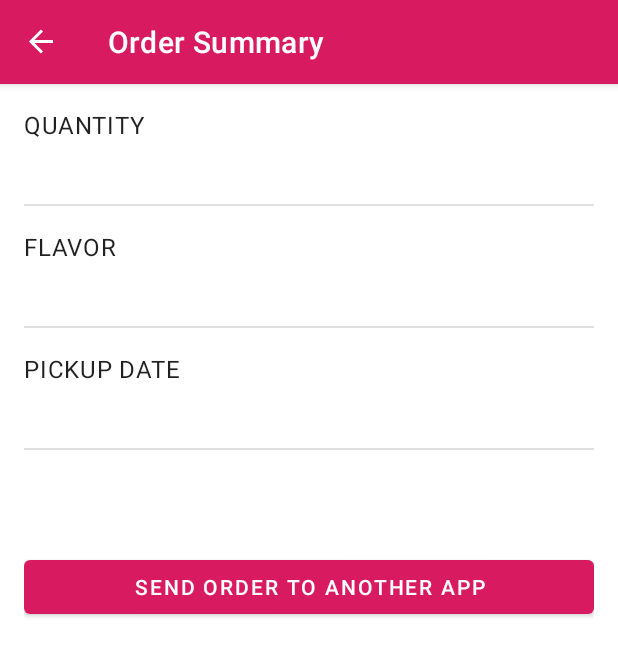
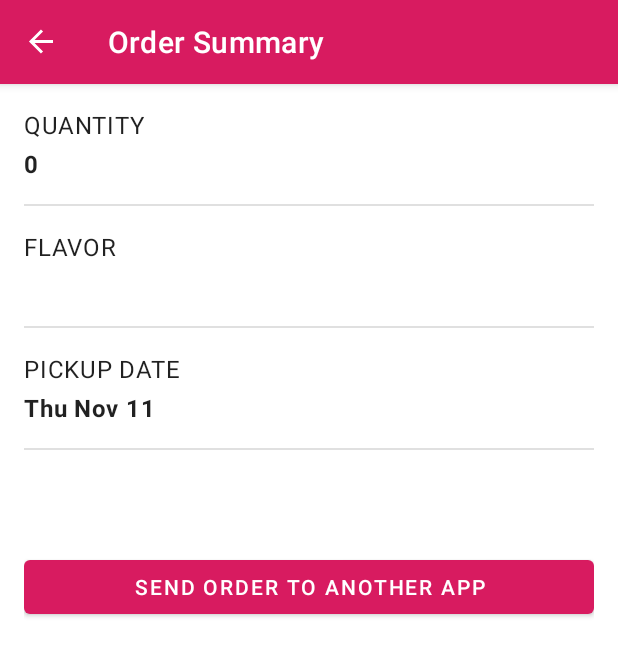
Before and after one commit to daniapm/Cupcake-App, an Android app: the SummaryFragment screen opened through its navigation route, on a phone screen of 412 x 824 dp. Shown: the top 656 px of the screen. Run offline under Robolectric (Android 15) with nearby library versions, the phone set to English and light mode, and no system bars; our stand-ins replace data binding, navigation-ui.

Commit message:
Updating summary and withdrawal slices with a view model

```diff
--- a/app/src/main/java/com/example/cupcake/model/OrderViewModel.kt
+++ b/app/src/main/java/com/example/cupcake/model/OrderViewModel.kt
@@ -3,19 +3,22 @@ package com.example.cupcake.model
 import androidx.lifecycle.LiveData
 import androidx.lifecycle.MutableLiveData
 import androidx.lifecycle.ViewModel
+import java.text.SimpleDateFormat
 import java.util.*
 
 class OrderViewModel : ViewModel(){
-    private val _quantity = MutableLiveData<Int>(0)
+    val dateOptions = getPickupOptions()
+
+    private val _quantity = MutableLiveData<Int>()
     val quantity: LiveData<Int> = _quantity
 
-    private val _flavor = MutableLiveData<String>("")
+    private val _flavor = MutableLiveData<String>()
     val flavor: LiveData<String> = _flavor
 
-    private val _date = MutableLiveData<String>("")
+    private val _date = MutableLiveData<String>()
     val date: LiveData<String> = _date
 
-    private val _price = MutableLiveData<Double>(0.0)
+    private val _price = MutableLiveData<Double>()
     val price: LiveData<Double> = _price
 
     fun setQuantity(numberCupcakes: Int) {
@@ -30,7 +33,27 @@ class OrderViewModel : ViewModel(){
     fun hasNoFlavorSet(): Boolean {
         return _flavor.value.isNullOrEmpty()
     }
+    private fun getPickupOptions(): List<String> {
+        val options = mutableListOf<String>()
+        val formatter = SimpleDateFormat("E MMM d", Locale.getDefault())
+        val calendar = Calendar.getInstance()
+        // Create a list of dates starting with the current date and the following 3 dates
+        repeat(4) {
+            options.add(formatter.format(calendar.time))
+            calendar.add(Calendar.DATE, 1)
+        }
+        return options
+    }
+    fun resetOrder() {
+        _quantity.value = 0
+        _flavor.value = ""
+        _date.value = dateOptions[0]
+        _price.value = 0.0
+    }
 
+    init {
+        resetOrder()
+    }
 
 
 }
--- a/app/src/main/res/layout/fragment_pickup.xml
+++ b/app/src/main/res/layout/fragment_pickup.xml
@@ -33,25 +33,34 @@
                     android:id="@+id/option0"
                     android:layout_width="wrap_content"
                     android:layout_height="wrap_content"
-                    tools:text="Thursday" />
+                    android:checked="@{viewModel.date.equals(viewModel.dateOptions[0])}"
+                    android:onClick="@{() -> viewModel.setData(viewModel.dateOptions[0])}"
+                    android:text="@{viewModel.dateOptions[0]}" />
 
                 <RadioButton
                     android:id="@+id/option1"
                     android:layout_width="wrap_content"
                     android:layout_height="wrap_content"
-                    tools:text="Friday" />
+                    tools:text="Friday"
+                    android:checked="@{viewModel.date.equals(viewModel.dateOptions[1])}"
+                    android:onClick="@{() -> viewModel.setData(viewModel.dateOptions[1])}"
+                    android:text="@{viewModel.dateOptions[1]}"/>
 
                 <RadioButton
                     android:id="@+id/option2"
                     android:layout_width="wrap_content"
                     android:layout_height="wrap_content"
-                    tools:text="Saturday" />
+                    android:checked="@{viewModel.date.equals(viewModel.dateOptions[2])}"
+                    android:onClick="@{() -> viewModel.setData(viewModel.dateOptions[2])}"
+                    android:text="@{viewModel.dateOptions[2]}" />
 
                 <RadioButton
                     android:id="@+id/option3"
                     android:layout_width="wrap_content"
                     android:layout_height="wrap_content"
-                    tools:text="Sunday" />
+                    android:checked="@{viewModel.date.equals(viewModel.dateOptions[3])}"
+                    android:onClick="@{() -> viewModel.setDate(viewModel.dateOptions[3])}"
+                    android:text="@{viewModel.dateOptions[3]}" />
             </RadioGroup>
 
             <View
--- a/app/src/main/res/layout/fragment_summary.xml
+++ b/app/src/main/res/layout/fragment_summary.xml
@@ -1,16 +1,5 @@
 <?xml version="1.0" encoding="utf-8"?>
-<!--
-     Copyright (C) 2020 The Android Open Source Project
-     Licensed under the Apache License, Version 2.0 (the "License");
-     you may not use this file except in compliance with the License.
-     You may obtain a copy of the License at
-          http://www.apache.org/licenses/LICENSE-2.0
-     Unless required by applicable law or agreed to in writing, software
-     distributed under the License is distributed on an "AS IS" BASIS,
-     WITHOUT WARRANTIES OR CONDITIONS OF ANY KIND, either express or implied.
-     See the License for the specific language governing permissions and
-     limitations under the License.
--->
+
 <!-- Layout for order summary -->
 <layout xmlns:android="http://schemas.android.com/apk/res/android"
     xmlns:tools="http://schemas.android.com/tools"
@@ -20,10 +9,6 @@
         <variable
             name="viewModel"
             type="com.example.cupcake.model.OrderViewModel" />
-
-        <variable
-            name="summaryFragment"
-            type="com.example.cupcake.SummaryFragment" />
     </data>
 
     <ScrollView
@@ -59,7 +44,7 @@
                     android:layout_width="wrap_content"
                     android:layout_height="wrap_content"
                     android:layout_marginTop="@dimen/order_summary_margin"
-                    tools:text="6 cupcakes" />
+                    android:text="@{viewModel.quantity.toString()}"/>
 
                 <View
                     android:id="@+id/divider1"
@@ -82,7 +67,7 @@
                     android:layout_width="wrap_content"
                     android:layout_height="wrap_content"
                     android:layout_marginTop="@dimen/order_summary_margin"
-                    tools:text="Chocolate" />
+                    android:text="@{viewModel.flavor}" />
 
                 <View
                     android:id="@+id/divider2"
@@ -105,7 +90,7 @@
                     android:layout_width="wrap_content"
                     android:layout_height="wrap_content"
                     android:layout_marginTop="@dimen/order_summary_margin"
-                    tools:text="Sunday" />
+                    android:text="@{viewModel.date}" />
 
                 <View
                     android:id="@+id/divider3"
```
